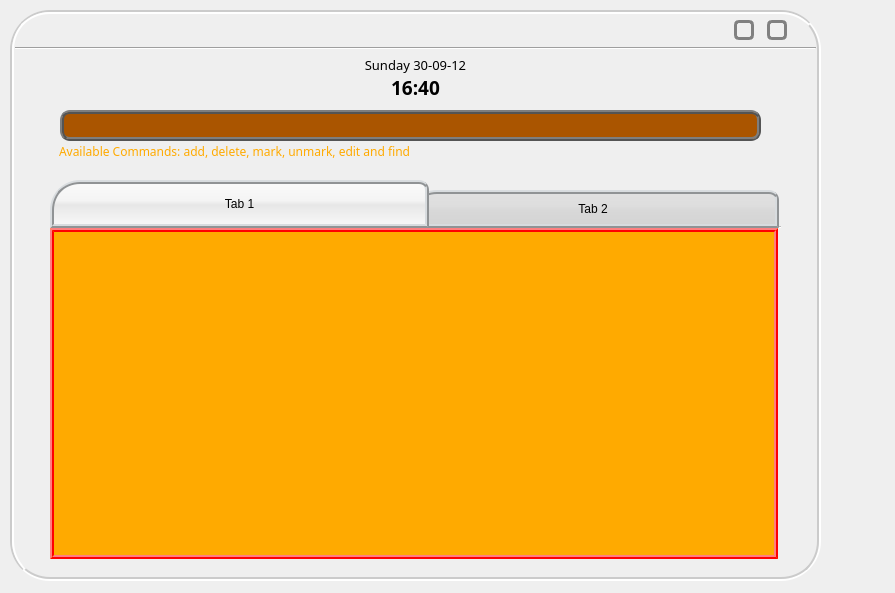
Riandy/cs2103aug12-f09-1c, file SeamPLE/standardview.ui: the form before one commit.
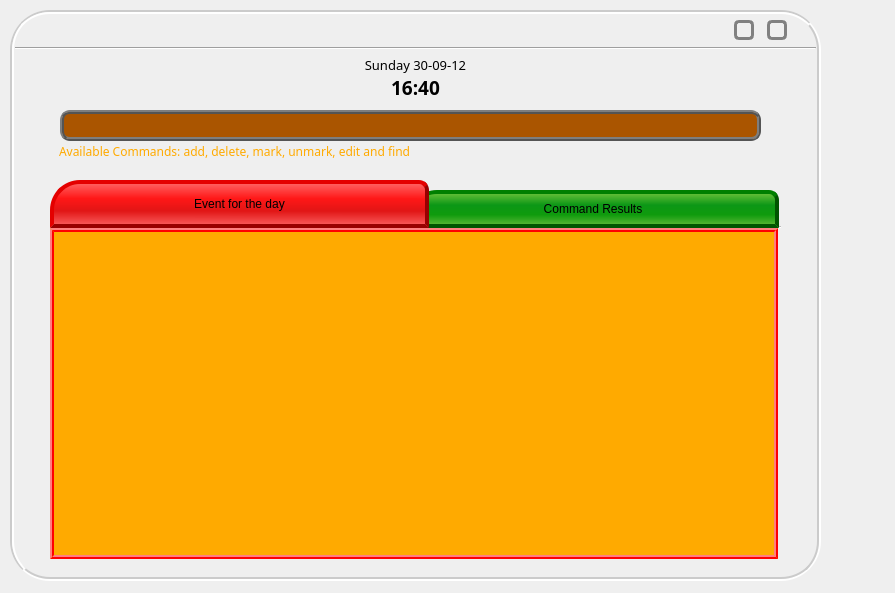
The form after the commit. Icons and pictures are not drawn. Custom widgets are drawn as their Qt base class.

Commit message: Gui Update: added table view capacity

The edit to the form file:
```diff
--- a/SeamPLE/standardview.ui
+++ b/SeamPLE/standardview.ui
@@ -173,20 +173,38 @@
       <enum>Qt::DefaultContextMenu</enum>
      </property>
      <property name="styleSheet">
-      <string notr="true">QTabBar::tab {
-background: qlineargradient(x1: 0, y1: 0, x2: 0, y2: 1, stop: 0 #E1E1E1, stop: 0.4 #DDDDDD, stop: 0.5 #D8D8D8, stop: 1.0 #D3D3D3);
+      <string notr="true">QTabBar::tab:first {
+background-color: qlineargradient(spread:pad, x1:0.528, y1:1, x2:0.534091, y2:0, stop:0 rgba(255, 111, 111, 255), stop:0.369318 rgba(225, 0, 0, 255), stop:0.636364 rgba(255, 0, 0, 255), stop:0.977273 rgba(255, 95, 95, 255));
+
 border: 4px; 
-border-color: rgb(144,147,149);
-border-style:ridge;  
+border-color: rgb(152, 0, 0);
+border-style:outset;  
 border-top-left-radius: 30px;
 border-top-right-radius: 10px;
 min-width: 364px;
 min-height: 30px;
 }
 
-QTabBar::tab:selected, QTabBar::tab:hover {
-background: qlineargradient(x1: 0, y1: 0, x2: 0, y2: 1, stop: 0 #fafafa, stop: 0.4 #f4f4f4, stop: 0.5 #e7e7e7, stop: 1.0 #fafafa);
+QTabBar::tab:first:selected, QTabBar::tab:first:hover {
+	background-color: qlineargradient(spread:pad, x1:0.528, y1:1, x2:0.534091, y2:0, stop:0 rgba(255, 104, 104, 255), stop:0.369318 rgba(225, 22, 22, 255), stop:0.636364 rgba(255, 23, 23, 255), stop:0.977273 rgba(255, 99, 99, 255));
 }
+
+QTabBar::tab:last {
+	
+	background-color: qlineargradient(spread:pad, x1:0.528, y1:1, x2:0.534091, y2:0, stop:0 rgba(109, 191, 64, 255), stop:0.369318 rgba(15, 155, 13, 255), stop:0.636364 rgba(12, 151, 22, 255), stop:0.977273 rgba(104, 192, 57, 255));
+border: 4px; 
+border-color:  rgb(0, 85, 0);
+border-style:outset;  
+border-top-left-radius: 30px;
+border-top-right-radius: 10px;
+min-width: 364px;
+min-height: 30px;
+}
+
+QTabBar::tab:last:selected, QTabBar::tab:last:hover {
+	background-color: qlineargradient(spread:pad, x1:0.528, y1:1, x2:0.534091, y2:0, stop:0 rgba(132, 191, 100, 255), stop:0.369318 rgba(32, 155, 30, 255), stop:0.636364 rgba(34, 151, 42, 255), stop:0.977273 rgba(137, 192, 107, 255));
+}
+
 QTabBar::tab:!selected {
 margin-top: 10px; /* make non-selected tabs look smaller */
 }
@@ -207,6 +225,12 @@
      <property name="currentIndex">
       <number>0</number>
      </property>
+     <property name="iconSize">
+      <size>
+       <width>16</width>
+       <height>17</height>
+      </size>
+     </property>
      <property name="usesScrollButtons">
       <bool>false</bool>
      </property>
@@ -215,7 +239,7 @@
      </property>
      <widget class="QWidget" name="tab">
       <attribute name="title">
-       <string>Tab 1</string>
+       <string>Event for the day</string>
       </attribute>
       <widget class="QFrame" name="frame_3">
        <property name="geometry">
@@ -245,7 +269,7 @@
      </widget>
      <widget class="QWidget" name="tab_2">
       <attribute name="title">
-       <string>Tab 2</string>
+       <string>Command Results</string>
       </attribute>
       <widget class="QLabel" name="label_5">
        <property name="geometry">
@@ -515,16 +539,16 @@
   </widget>
  </widget>
  <customwidgets>
-  <customwidget>
-   <class>Sframe</class>
-   <extends>QWidget</extends>
-   <header>sframe.h</header>
-  </customwidget>
   <customwidget>
    <class>SLineEdit</class>
    <extends>QWidget</extends>
    <header>slineedit.h</header>
   </customwidget>
+  <customwidget>
+   <class>Sframe</class>
+   <extends>QWidget</extends>
+   <header>sframe.h</header>
+  </customwidget>
  </customwidgets>
  <resources>
   <include location="Resource.qrc"/>
```
The commit also changes 4 other files.
